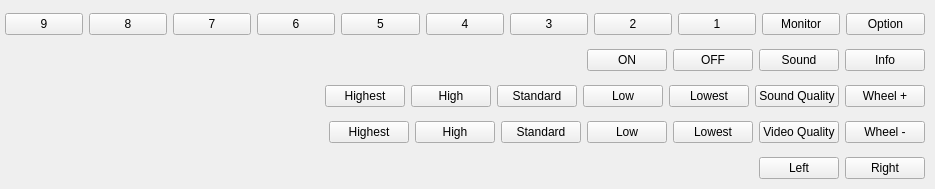
funfun-dc5/qtbrynhildr, file src/GUI/software_button.ui: the form before one commit.
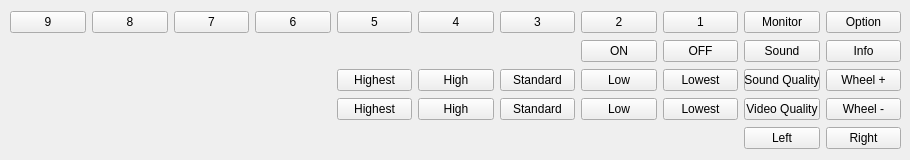
The form after the commit.

Commit message: added show software keyboard/button added show password checkbox to connect to server dialog

Patch:
```diff
--- a/src/GUI/software_button.ui
+++ b/src/GUI/software_button.ui
@@ -6,324 +6,245 @@
    <rect>
     <x>0</x>
     <y>0</y>
-    <width>935</width>
-    <height>189</height>
+    <width>910</width>
+    <height>160</height>
    </rect>
   </property>
   <property name="windowTitle">
    <string notr="true">SoftwareButton</string>
   </property>
-  <widget class="QWidget" name="layoutWidget">
+  <widget class="QWidget" name="">
    <property name="geometry">
     <rect>
-     <x>5</x>
-     <y>5</y>
-     <width>920</width>
-     <height>186</height>
+     <x>10</x>
+     <y>10</y>
+     <width>891</width>
+     <height>141</height>
     </rect>
    </property>
-   <layout class="QVBoxLayout" name="verticalLayout_1">
-    <item>
-     <layout class="QHBoxLayout" name="horizontalLayout_1">
-      <item>
-       <spacer name="horizontalSpacer_1">
-        <property name="orientation">
-         <enum>Qt::Horizontal</enum>
-        </property>
-        <property name="sizeHint" stdset="0">
-         <size>
-          <width>40</width>
-          <height>20</height>
-         </size>
-        </property>
-       </spacer>
-      </item>
-      <item>
+   <layout class="QGridLayout" name="gridLayout">
+    <item row="0" column="0">
        <widget class="QPushButton" name="pushButton_11">
+      <property name="sizePolicy">
+       <sizepolicy hsizetype="Minimum" vsizetype="Minimum">
+        <horstretch>0</horstretch>
+        <verstretch>0</verstretch>
+       </sizepolicy>
+      </property>
         <property name="text">
          <string notr="true">9</string>
         </property>
        </widget>
       </item>
-      <item>
+    <item row="0" column="1">
        <widget class="QPushButton" name="pushButton_10">
         <property name="text">
          <string notr="true">8</string>
         </property>
        </widget>
       </item>
-      <item>
+    <item row="0" column="2">
        <widget class="QPushButton" name="pushButton_9">
         <property name="text">
          <string notr="true">7</string>
         </property>
        </widget>
       </item>
-      <item>
+    <item row="0" column="3">
        <widget class="QPushButton" name="pushButton_8">
         <property name="text">
          <string notr="true">6</string>
         </property>
        </widget>
       </item>
-      <item>
+    <item row="0" column="4">
        <widget class="QPushButton" name="pushButton_7">
         <property name="text">
          <string notr="true">5</string>
         </property>
        </widget>
       </item>
-      <item>
+    <item row="0" column="5">
        <widget class="QPushButton" name="pushButton_6">
         <property name="text">
          <string notr="true">4</string>
         </property>
        </widget>
       </item>
-      <item>
+    <item row="0" column="6">
        <widget class="QPushButton" name="pushButton_5">
         <property name="text">
          <string notr="true">3</string>
         </property>
        </widget>
       </item>
-      <item>
+    <item row="0" column="7">
        <widget class="QPushButton" name="pushButton_4">
         <property name="text">
          <string notr="true">2</string>
         </property>
        </widget>
       </item>
-      <item>
+    <item row="0" column="8">
        <widget class="QPushButton" name="pushButton_3">
         <property name="text">
          <string notr="true">1</string>
         </property>
        </widget>
       </item>
-      <item>
+    <item row="0" column="9">
        <widget class="QPushButton" name="pushButton_2">
         <property name="text">
          <string>Monitor</string>
         </property>
        </widget>
       </item>
-      <item>
+    <item row="0" column="10">
        <widget class="QPushButton" name="pushButton_1">
         <property name="text">
          <string>Option</string>
         </property>
        </widget>
       </item>
-     </layout>
-    </item>
-    <item>
-     <layout class="QHBoxLayout" name="horizontalLayout_5">
-      <item>
-       <spacer name="horizontalSpacer_5">
-        <property name="orientation">
-         <enum>Qt::Horizontal</enum>
-        </property>
-        <property name="sizeHint" stdset="0">
-         <size>
-          <width>40</width>
-          <height>20</height>
-         </size>
-        </property>
-       </spacer>
-      </item>
-      <item>
+    <item row="1" column="7">
        <widget class="QPushButton" name="pushButton_31">
         <property name="text">
          <string>ON</string>
         </property>
        </widget>
       </item>
-      <item>
+    <item row="1" column="8">
        <widget class="QPushButton" name="pushButton_30">
         <property name="text">
          <string>OFF</string>
         </property>
        </widget>
       </item>
-      <item>
+    <item row="1" column="9">
        <widget class="QPushButton" name="pushButton_29">
         <property name="text">
          <string>Sound</string>
         </property>
        </widget>
       </item>
-      <item>
+    <item row="1" column="10">
        <widget class="QPushButton" name="pushButton_28">
         <property name="text">
          <string>Info</string>
         </property>
        </widget>
       </item>
-     </layout>
-    </item>
-    <item>
-     <layout class="QHBoxLayout" name="horizontalLayout_2">
-      <item>
-       <spacer name="horizontalSpacer_2">
-        <property name="orientation">
-         <enum>Qt::Horizontal</enum>
-        </property>
-        <property name="sizeHint" stdset="0">
-         <size>
-          <width>40</width>
-          <height>20</height>
-         </size>
-        </property>
-       </spacer>
-      </item>
-      <item>
+    <item row="2" column="4">
        <widget class="QPushButton" name="pushButton_18">
         <property name="text">
          <string>Highest</string>
         </property>
        </widget>
       </item>
-      <item>
+    <item row="2" column="5">
        <widget class="QPushButton" name="pushButton_17">
         <property name="text">
          <string>High</string>
         </property>
        </widget>
       </item>
-      <item>
+    <item row="2" column="6">
        <widget class="QPushButton" name="pushButton_16">
         <property name="text">
          <string>Standard</string>
         </property>
        </widget>
       </item>
-      <item>
+    <item row="2" column="7">
        <widget class="QPushButton" name="pushButton_15">
         <property name="text">
          <string>Low</string>
         </property>
        </widget>
       </item>
-      <item>
+    <item row="2" column="8">
        <widget class="QPushButton" name="pushButton_14">
         <property name="text">
          <string>Lowest</string>
         </property>
        </widget>
       </item>
-      <item>
+    <item row="2" column="9">
        <widget class="QPushButton" name="pushButton_13">
         <property name="text">
          <string>Sound Quality</string>
         </property>
        </widget>
       </item>
-      <item>
+    <item row="2" column="10">
        <widget class="QPushButton" name="pushButton_12">
         <property name="text">
          <string>Wheel +</string>
         </property>
        </widget>
       </item>
-     </layout>
-    </item>
-    <item>
-     <layout class="QHBoxLayout" name="horizontalLayout_3">
-      <item>
-       <spacer name="horizontalSpacer_3">
-        <property name="orientation">
-         <enum>Qt::Horizontal</enum>
-        </property>
-        <property name="sizeHint" stdset="0">
-         <size>
-          <width>40</width>
-          <height>20</height>
-         </size>
-        </property>
-       </spacer>
-      </item>
-      <item>
+    <item row="3" column="4">
        <widget class="QPushButton" name="pushButton_25">
         <property name="text">
          <string>Highest</string>
         </property>
        </widget>
       </item>
-      <item>
+    <item row="3" column="5">
        <widget class="QPushButton" name="pushButton_24">
         <property name="text">
          <string>High</string>
         </property>
        </widget>
       </item>
-      <item>
+    <item row="3" column="6">
        <widget class="QPushButton" name="pushButton_23">
         <property name="text">
          <string>Standard</string>
         </property>
        </widget>
       </item>
-      <item>
+    <item row="3" column="7">
        <widget class="QPushButton" name="pushButton_22">
         <property name="text">
          <string>Low</string>
         </property>
        </widget>
       </item>
-      <item>
+    <item row="3" column="8">
        <widget class="QPushButton" name="pushButton_21">
         <property name="text">
          <string>Lowest</string>
         </property>
        </widget>
       </item>
-      <item>
+    <item row="3" column="9">
        <widget class="QPushButton" name="pushButton_20">
         <property name="text">
          <string>Video Quality</string>
         </property>
        </widget>
       </item>
-      <item>
+    <item row="3" column="10">
        <widget class="QPushButton" name="pushButton_19">
         <property name="text">
          <string>Wheel -</string>
         </property>
        </widget>
       </item>
-     </layout>
-    </item>
-    <item>
-     <layout class="QHBoxLayout" name="horizontalLayout_4">
-      <item>
-       <spacer name="horizontalSpacer_4">
-        <property name="orientation">
-         <enum>Qt::Horizontal</enum>
-        </property>
-        <property name="sizeHint" stdset="0">
-         <size>
-          <width>40</width>
-          <height>20</height>
-         </size>
-        </property>
-       </spacer>
-      </item>
-      <item>
+    <item row="4" column="9">
        <widget class="QPushButton" name="pushButton_27">
         <property name="text">
          <string>Left</string>
         </property>
        </widget>
       </item>
-      <item>
+    <item row="4" column="10">
        <widget class="QPushButton" name="pushButton_26">
         <property name="text">
          <string>Right</string>
         </property>
        </widget>
-      </item>
-     </layout>
     </item>
    </layout>
   </widget>
```
Lines whose indentation alone changed are shown as unchanged. The commit also changes 20 other files.
